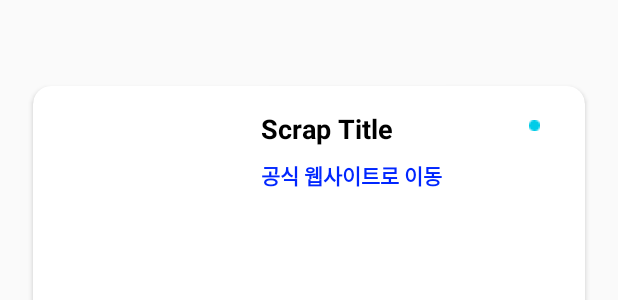
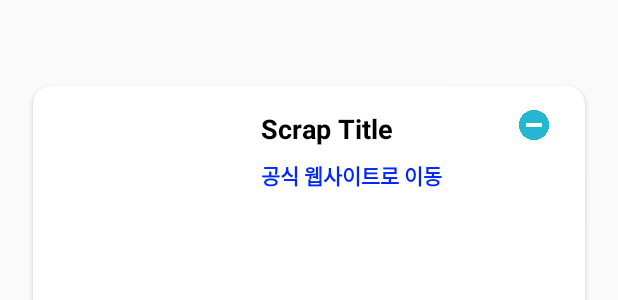
Before and after one commit to EJ-pro/Collobo-Station, an Android app: the layout item_scrap_page.xml on its own in the app's theme, with its tools: preview values and no code run, on a phone screen of 412 x 824 dp. Shown: the part 388-688 px from the top of the screen. Run offline under Robolectric (Android 15) with nearby library versions, the phone set to English and light mode, and no system bars.

Commit message:
scrap 삭제 이미지 추가

```diff
--- a/app/src/main/res/layout/item_scrap_page.xml
+++ b/app/src/main/res/layout/item_scrap_page.xml
@@ -69,8 +69,7 @@
                 android:layout_gravity="end"
                 android:layout_marginTop="8dp"
                 android:layout_marginEnd="8dp"
-                android:background="@android:color/transparent"
-                android:src="@drawable/image_dot"
+                android:background="@drawable/scrap_out_icon"
                 android:contentDescription="Delete" />
         </LinearLayout>
     </androidx.cardview.widget.CardView>
```
Also changed, not shown: app/src/main/res/drawable/scrap_out_icon.png (added).
